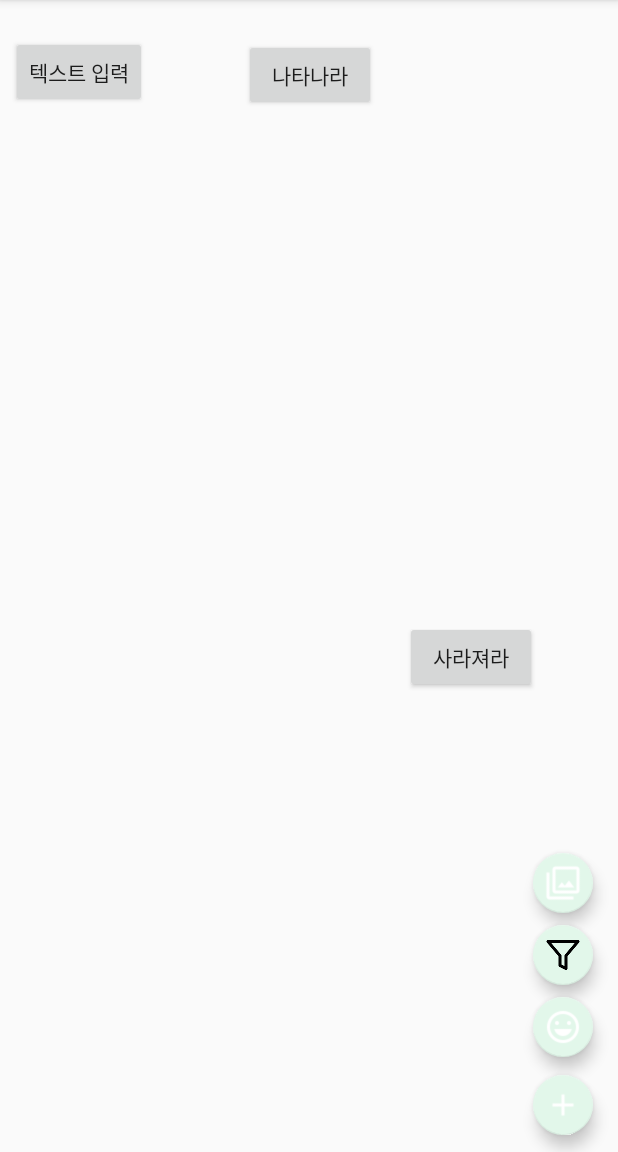
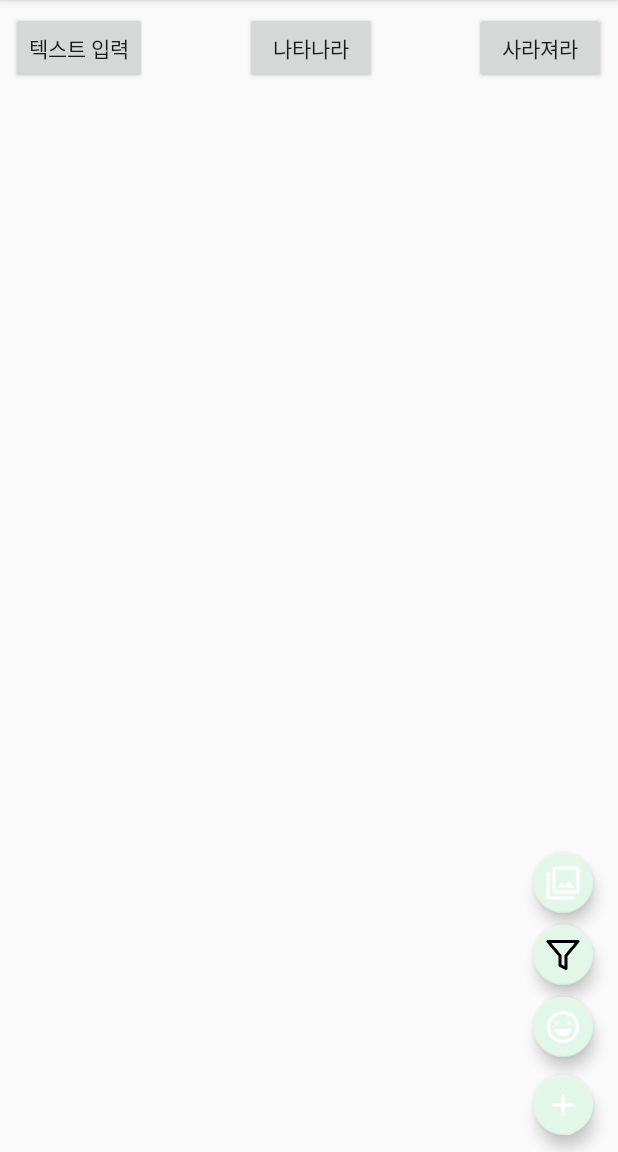
Before and after one commit to Geniousroom1/TeamProject, an Android app: the MainActivity screen opened directly, with no data from a screen before it, on a phone screen of 412 x 824 dp, the part 84-1236 px from its top. Run offline under Robolectric (Android 15) with nearby library versions, the phone set to English and light mode, and no system bars.

```diff
--- a/app/src/main/res/layout/activity_main.xml
+++ b/app/src/main/res/layout/activity_main.xml
@@ -66,10 +66,7 @@
         app:layout_constraintTop_toTopOf="parent"
         android:layout_marginTop="8dp"
         android:layout_marginLeft="7dp"
-        app:layout_constraintLeft_toLeftOf="parent"
-        android:layout_marginBottom="8dp"
-        app:layout_constraintBottom_toTopOf="@+id/container"
-        app:layout_constraintVertical_bias="0.023" />
+        app:layout_constraintLeft_toLeftOf="parent" />
 
     <Button
         android:id="@+id/button_hidden"
@@ -77,13 +74,8 @@
         android:layout_height="wrap_content"
         android:text="사라져라"
         android:onClick="hidden"
-        android:layout_marginLeft="223dp"
-        app:layout_constraintLeft_toLeftOf="parent"
-        android:layout_marginBottom="306dp"
-        app:layout_constraintBottom_toTopOf="@+id/container"
         app:layout_constraintTop_toTopOf="parent"
         android:layout_marginTop="8dp"
-        app:layout_constraintVertical_bias="1.0"
         android:layout_marginRight="8dp"
         app:layout_constraintRight_toRightOf="parent" />
 
@@ -93,16 +85,12 @@
         android:layout_height="wrap_content"
         android:text="나타나라"
         android:onClick="nobhidden"
-        android:layout_marginBottom="8dp"
-        app:layout_constraintBottom_toTopOf="@+id/container"
-        app:layout_constraintRight_toLeftOf="@+id/button_hidden"
-        android:layout_marginRight="8dp"
-        android:layout_marginLeft="8dp"
-        app:layout_constraintLeft_toLeftOf="parent"
-        app:layout_constraintHorizontal_bias="0.931"
         app:layout_constraintTop_toTopOf="parent"
         android:layout_marginTop="8dp"
-        app:layout_constraintVertical_bias="0.026" />
+        app:layout_constraintLeft_toRightOf="@+id/button_text"
+        android:layout_marginLeft="8dp"
+        app:layout_constraintRight_toLeftOf="@+id/button_hidden"
+        android:layout_marginRight="8dp" />
 
     <android.support.design.widget.FloatingActionButton
         android:id="@+id/floatingActionButton"
```
